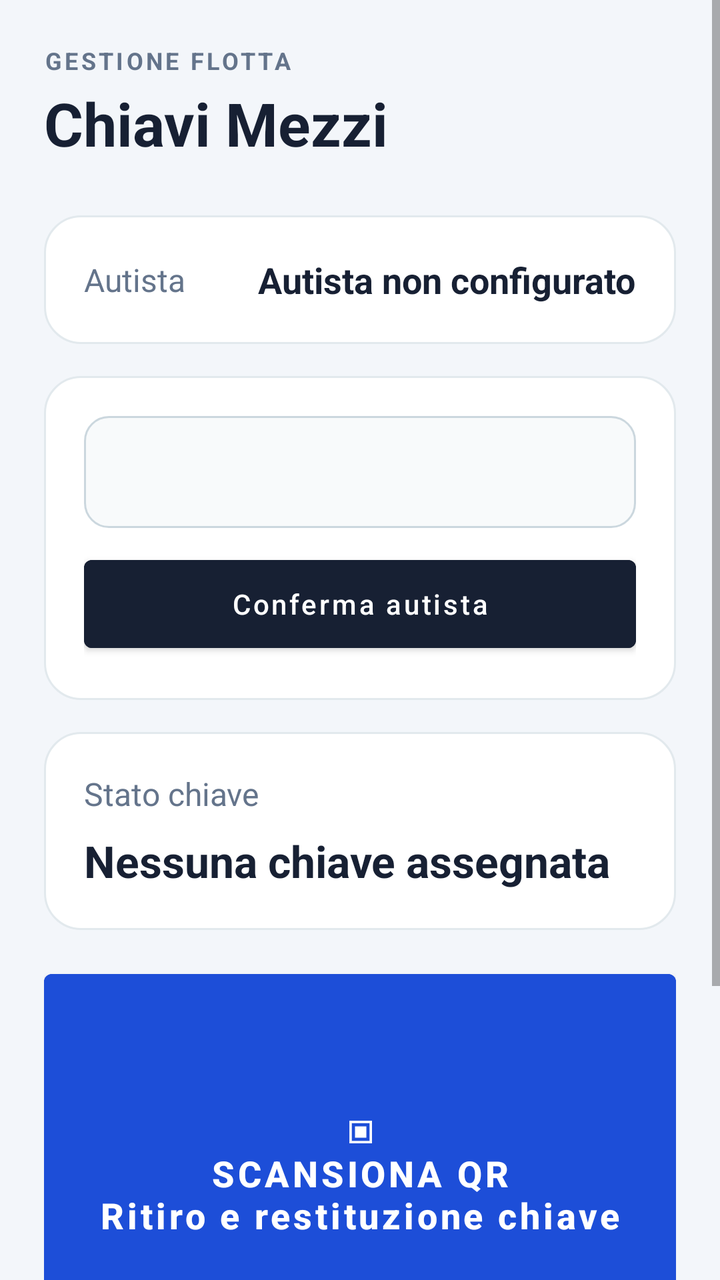
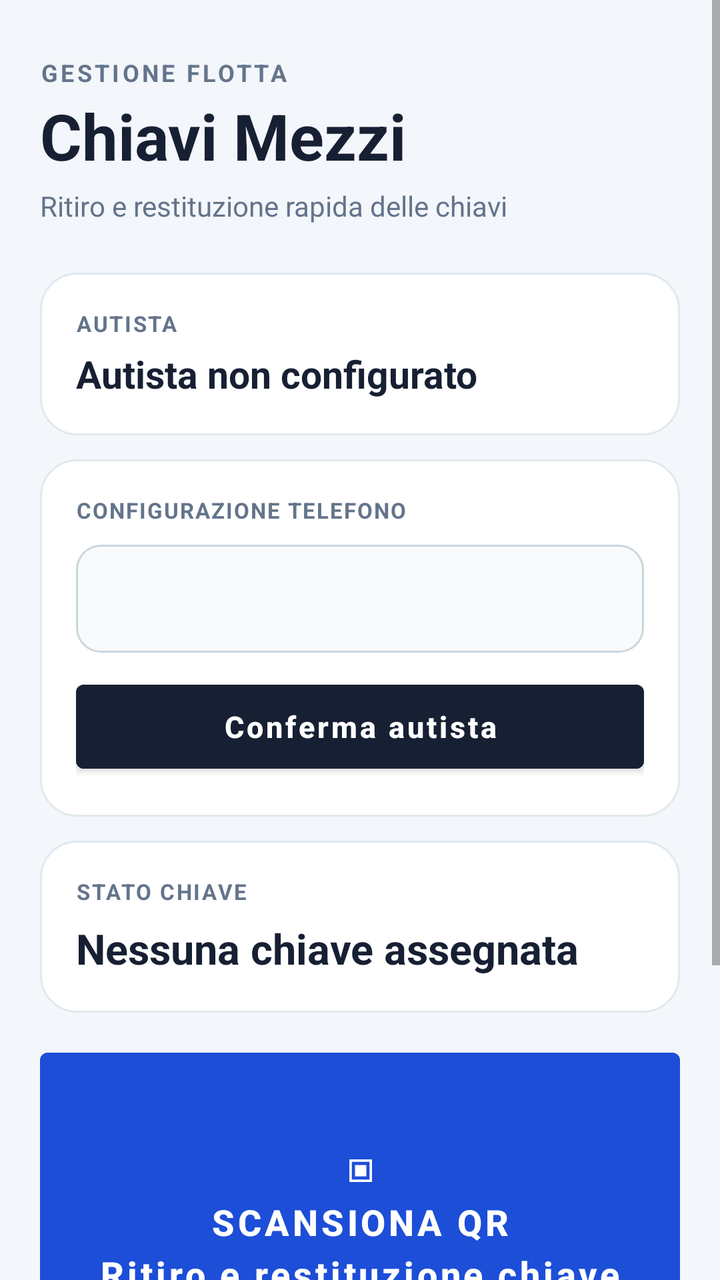

Compare the two renders of this Android layout. The source of the first and the diff that turns it into the second are given below.
<!-- AndroidManifest.xml: application theme Theme.GestioneChiavi -->
<!-- res/layout/activity_main.xml -->
<ScrollView xmlns:android="http://schemas.android.com/apk/res/android"
    android:layout_width="match_parent"
    android:layout_height="match_parent"
    android:background="#F3F6FA"
    android:fillViewport="true">
    <LinearLayout
        android:layout_width="match_parent"
        android:layout_height="wrap_content"
        android:orientation="vertical"
        android:padding="22dp">
        <TextView android:layout_width="wrap_content" android:layout_height="wrap_content" android:text="GESTIONE FLOTTA" android:textColor="#64748B" android:textSize="12sp" android:textStyle="bold" android:letterSpacing="0.12" />
        <TextView android:layout_width="wrap_content" android:layout_height="wrap_content" android:layout_marginTop="3dp" android:text="Chiavi Mezzi" android:textColor="#172033" android:textSize="30sp" android:textStyle="bold" />

        <LinearLayout android:layout_width="match_parent" android:layout_height="wrap_content" android:layout_marginTop="26dp" android:background="@drawable/card_background" android:gravity="center_vertical" android:orientation="horizontal" android:padding="20dp">
            <TextView android:layout_width="0dp" android:layout_height="wrap_content" android:layout_weight="1" android:text="Autista" android:textColor="#64748B" android:textSize="16sp" />
            <TextView android:id="@+id/driver" android:layout_width="wrap_content" android:layout_height="wrap_content" android:text="Autista non configurato" android:textColor="#172033" android:textSize="18sp" android:textStyle="bold" />
        </LinearLayout>

        <LinearLayout android:layout_width="match_parent" android:layout_height="wrap_content" android:layout_marginTop="16dp" android:background="@drawable/card_background" android:orientation="vertical" android:padding="20dp">
            <Spinner android:id="@+id/driverSpinner" android:layout_width="match_parent" android:layout_height="56dp" android:background="@drawable/input_background" android:paddingStart="12dp" android:paddingEnd="12dp" />
            <Button android:id="@+id/saveDriver" android:layout_width="match_parent" android:layout_height="56dp" android:layout_marginTop="10dp" android:backgroundTint="#172033" android:text="Conferma autista" android:textColor="#FFFFFF" android:textAllCaps="false" />
        </LinearLayout>

        <LinearLayout android:layout_width="match_parent" android:layout_height="wrap_content" android:layout_marginTop="16dp" android:background="@drawable/card_background" android:orientation="vertical" android:padding="20dp">
            <TextView android:layout_width="wrap_content" android:layout_height="wrap_content" android:text="Stato chiave" android:textColor="#64748B" android:textSize="16sp" />
            <TextView android:id="@+id/status" android:layout_width="match_parent" android:layout_height="wrap_content" android:layout_marginTop="8dp" android:text="Nessuna chiave assegnata" android:textColor="#172033" android:textSize="22sp" android:textStyle="bold" />
        </LinearLayout>

        <Button android:id="@+id/scan" android:layout_width="match_parent" android:layout_height="210dp" android:layout_marginTop="16dp" android:backgroundTint="#1D4ED8" android:text="▣\nSCANSIONA QR\nRitiro e restituzione chiave" android:textColor="#FFFFFF" android:textSize="18sp" android:textStyle="bold" android:textAllCaps="false" />
        <Button android:id="@+id/photo" android:layout_width="match_parent" android:layout_height="56dp" android:layout_marginTop="16dp" android:text="Fotografa stato mezzo" android:textAllCaps="false" android:visibility="gone" />
        <TextView android:id="@+id/message" android:layout_width="match_parent" android:layout_height="wrap_content" android:layout_marginTop="16dp" android:gravity="center" android:minHeight="28dp" android:textColor="#172033" android:textStyle="bold" />
        <Button android:id="@+id/changeDriver" android:layout_width="match_parent" android:layout_height="52dp" android:layout_marginTop="22dp" android:backgroundTint="#E2E8F0" android:text="Area responsabile / Cambio autista" android:textColor="#172033" android:textAllCaps="false" />
    </LinearLayout>
</ScrollView>
<!-- resources referenced by this layout -->
<resources>
  <!-- drawable card_background (drawable) -->
  <shape xmlns:android="http://schemas.android.com/apk/res/android" android:shape="rectangle"><solid android:color="#FFFFFF"/><corners android:radius="18dp"/><stroke android:width="1dp" android:color="#E2E9ED"/></shape>
  <!-- drawable input_background (drawable) -->
  <shape xmlns:android="http://schemas.android.com/apk/res/android" android:shape="rectangle">
      <solid android:color="#F8FAFB" />
      <corners android:radius="12dp" />
      <stroke android:width="1dp" android:color="#CBD7DE" />
      <padding android:left="8dp" android:top="4dp" android:right="8dp" android:bottom="4dp" />
  </shape>
  <style name="Theme.GestioneChiavi" parent="Theme.MaterialComponents.DayNight.NoActionBar"><item name="colorPrimary">@color/primary</item><item name="colorPrimaryVariant">@color/primary_dark</item></style>
  <color name="primary">#173B57</color>
  <color name="primary_dark">#0E293D</color>
</resources>

<!-- the commit's change to res/layout/activity_main.xml (unified diff, before → after) -->
@@ -2,33 +2,105 @@
     android:layout_width="match_parent"
     android:layout_height="match_parent"
     android:background="#F3F6FA"
-    android:fillViewport="true">
+    android:fillViewport="true"
+    android:overScrollMode="never">
+
     <LinearLayout
         android:layout_width="match_parent"
         android:layout_height="wrap_content"
         android:orientation="vertical"
-        android:padding="22dp">
-        <TextView android:layout_width="wrap_content" android:layout_height="wrap_content" android:text="GESTIONE FLOTTA" android:textColor="#64748B" android:textSize="12sp" android:textStyle="bold" android:letterSpacing="0.12" />
-        <TextView android:layout_width="wrap_content" android:layout_height="wrap_content" android:layout_marginTop="3dp" android:text="Chiavi Mezzi" android:textColor="#172033" android:textSize="30sp" android:textStyle="bold" />
+        android:paddingStart="20dp"
+        android:paddingTop="28dp"
+        android:paddingEnd="20dp"
+        android:paddingBottom="28dp">
 
-        <LinearLayout android:layout_width="match_parent" android:layout_height="wrap_content" android:layout_marginTop="26dp" android:background="@drawable/card_background" android:gravity="center_vertical" android:orientation="horizontal" android:padding="20dp">
-            <TextView android:layout_width="0dp" android:layout_height="wrap_content" android:layout_weight="1" android:text="Autista" android:textColor="#64748B" android:textSize="16sp" />
-            <TextView android:id="@+id/driver" android:layout_width="wrap_content" android:layout_height="wrap_content" android:text="Autista non configurato" android:textColor="#172033" android:textSize="18sp" android:textStyle="bold" />
+        <TextView
+            android:layout_width="wrap_content"
+            android:layout_height="wrap_content"
+            android:text="GESTIONE FLOTTA"
+            android:textColor="#64748B"
+            android:textSize="12sp"
+            android:textStyle="bold"
+            android:letterSpacing="0.12" />
+
+        <TextView
+            android:layout_width="wrap_content"
+            android:layout_height="wrap_content"
+            android:layout_marginTop="2dp"
+            android:text="Chiavi Mezzi"
+            android:textColor="#172033"
+            android:textSize="32sp"
+            android:textStyle="bold" />
+
+        <TextView
+            android:layout_width="wrap_content"
+            android:layout_height="wrap_content"
+            android:layout_marginTop="4dp"
+            android:text="Ritiro e restituzione rapida delle chiavi"
+            android:textColor="#64748B"
+            android:textSize="14sp" />
+
+        <LinearLayout
+            android:layout_width="match_parent"
+            android:layout_height="wrap_content"
+            android:layout_marginTop="24dp"
+            android:background="@drawable/card_background"
+            android:gravity="center_vertical"
+            android:orientation="horizontal"
+            android:padding="18dp">
+
+            <LinearLayout
+                android:layout_width="0dp"
+                android:layout_height="wrap_content"
+                android:layout_weight="1"
+                android:orientation="vertical">
+                <TextView android:layout_width="wrap_content" android:layout_height="wrap_content" android:text="AUTISTA" android:textColor="#64748B" android:textSize="11sp" android:textStyle="bold" android:letterSpacing="0.08" />
+                <TextView android:id="@+id/driver" android:layout_width="match_parent" android:layout_height="wrap_content" android:layout_marginTop="5dp" android:text="Autista non configurato" android:textColor="#172033" android:textSize="19sp" android:textStyle="bold" />
+            </LinearLayout>
         </LinearLayout>
 
-        <LinearLayout android:layout_width="match_parent" android:layout_height="wrap_content" android:layout_marginTop="16dp" android:background="@drawable/card_background" android:orientation="vertical" android:padding="20dp">
-            <Spinner android:id="@+id/driverSpinner" android:layout_width="match_parent" android:layout_height="56dp" android:background="@drawable/input_background" android:paddingStart="12dp" android:paddingEnd="12dp" />
-            <Button android:id="@+id/saveDriver" android:layout_width="match_parent" android:layout_height="56dp" android:layout_marginTop="10dp" android:backgroundTint="#172033" android:text="Conferma autista" android:textColor="#FFFFFF" android:textAllCaps="false" />
+        <LinearLayout
+            android:layout_width="match_parent"
+            android:layout_height="wrap_content"
+            android:layout_marginTop="12dp"
+            android:background="@drawable/card_background"
+            android:orientation="vertical"
+            android:padding="18dp">
+            <TextView android:layout_width="wrap_content" android:layout_height="wrap_content" android:text="CONFIGURAZIONE TELEFONO" android:textColor="#64748B" android:textSize="11sp" android:textStyle="bold" android:letterSpacing="0.06" />
+            <Spinner android:id="@+id/driverSpinner" android:layout_width="match_parent" android:layout_height="54dp" android:layout_marginTop="10dp" android:background="@drawable/input_background" android:paddingStart="14dp" android:paddingEnd="14dp" />
+            <Button android:id="@+id/saveDriver" android:layout_width="match_parent" android:layout_height="54dp" android:layout_marginTop="10dp" android:backgroundTint="#172033" android:elevation="0dp" android:text="Conferma autista" android:textColor="#FFFFFF" android:textAllCaps="false" android:textSize="15sp" android:textStyle="bold" />
         </LinearLayout>
 
-        <LinearLayout android:layout_width="match_parent" android:layout_height="wrap_content" android:layout_marginTop="16dp" android:background="@drawable/card_background" android:orientation="vertical" android:padding="20dp">
-            <TextView android:layout_width="wrap_content" android:layout_height="wrap_content" android:text="Stato chiave" android:textColor="#64748B" android:textSize="16sp" />
-            <TextView android:id="@+id/status" android:layout_width="match_parent" android:layout_height="wrap_content" android:layout_marginTop="8dp" android:text="Nessuna chiave assegnata" android:textColor="#172033" android:textSize="22sp" android:textStyle="bold" />
+        <LinearLayout
+            android:layout_width="match_parent"
+            android:layout_height="wrap_content"
+            android:layout_marginTop="12dp"
+            android:background="@drawable/card_background"
+            android:orientation="vertical"
+            android:padding="18dp">
+            <TextView android:layout_width="wrap_content" android:layout_height="wrap_content" android:text="STATO CHIAVE" android:textColor="#64748B" android:textSize="11sp" android:textStyle="bold" android:letterSpacing="0.08" />
+            <TextView android:id="@+id/status" android:layout_width="match_parent" android:layout_height="wrap_content" android:layout_marginTop="7dp" android:text="Nessuna chiave assegnata" android:textColor="#172033" android:textSize="21sp" android:textStyle="bold" />
         </LinearLayout>
 
-        <Button android:id="@+id/scan" android:layout_width="match_parent" android:layout_height="210dp" android:layout_marginTop="16dp" android:backgroundTint="#1D4ED8" android:text="▣\nSCANSIONA QR\nRitiro e restituzione chiave" android:textColor="#FFFFFF" android:textSize="18sp" android:textStyle="bold" android:textAllCaps="false" />
-        <Button android:id="@+id/photo" android:layout_width="match_parent" android:layout_height="56dp" android:layout_marginTop="16dp" android:text="Fotografa stato mezzo" android:textAllCaps="false" android:visibility="gone" />
-        <TextView android:id="@+id/message" android:layout_width="match_parent" android:layout_height="wrap_content" android:layout_marginTop="16dp" android:gravity="center" android:minHeight="28dp" android:textColor="#172033" android:textStyle="bold" />
-        <Button android:id="@+id/changeDriver" android:layout_width="match_parent" android:layout_height="52dp" android:layout_marginTop="22dp" android:backgroundTint="#E2E8F0" android:text="Area responsabile / Cambio autista" android:textColor="#172033" android:textAllCaps="false" />
+        <Button
+            android:id="@+id/scan"
+            android:layout_width="match_parent"
+            android:layout_height="180dp"
+            android:layout_marginTop="14dp"
+            android:backgroundTint="#1D4ED8"
+            android:elevation="2dp"
+            android:gravity="center"
+            android:lineSpacingExtra="5dp"
+            android:text="▣\nSCANSIONA QR\nRitiro e restituzione chiave"
+            android:textAllCaps="false"
+            android:textColor="#FFFFFF"
+            android:textSize="18sp"
+            android:textStyle="bold" />
+
+        <Button android:id="@+id/photo" android:layout_width="match_parent" android:layout_height="54dp" android:layout_marginTop="12dp" android:backgroundTint="#EFF6FF" android:elevation="0dp" android:text="Fotografa stato mezzo" android:textAllCaps="false" android:textColor="#1D4ED8" android:textStyle="bold" android:visibility="gone" />
+
+        <TextView android:id="@+id/message" android:layout_width="match_parent" android:layout_height="wrap_content" android:layout_marginTop="14dp" android:background="@drawable/message_background" android:gravity="center" android:minHeight="42dp" android:padding="10dp" android:textColor="#172033" android:textSize="14sp" android:textStyle="bold" />
+
+        <Button android:id="@+id/changeDriver" android:layout_width="match_parent" android:layout_height="50dp" android:layout_marginTop="14dp" android:backgroundTint="#E2E8F0" android:elevation="0dp" android:text="Area responsabile / Cambio autista" android:textAllCaps="false" android:textColor="#475569" android:textSize="14sp" android:textStyle="bold" />
     </LinearLayout>
 </ScrollView>
<!-- resource entries referenced after the edit -->
@@ -9,6 +9,12 @@
       <stroke android:width="1dp" android:color="#CBD7DE" />
       <padding android:left="8dp" android:top="4dp" android:right="8dp" android:bottom="4dp" />
   </shape>
+  <!-- drawable message_background (drawable) -->
+  <shape xmlns:android="http://schemas.android.com/apk/res/android" android:shape="rectangle">
+      <solid android:color="#EAF2F6" />
+      <corners android:radius="12dp" />
+      <stroke android:width="1dp" android:color="#D5E2E9" />
+  </shape>
   <style name="Theme.GestioneChiavi" parent="Theme.MaterialComponents.DayNight.NoActionBar"><item name="colorPrimary">@color/primary</item><item name="colorPrimaryVariant">@color/primary_dark</item></style>
   <color name="primary">#173B57</color>
   <color name="primary_dark">#0E293D</color>
